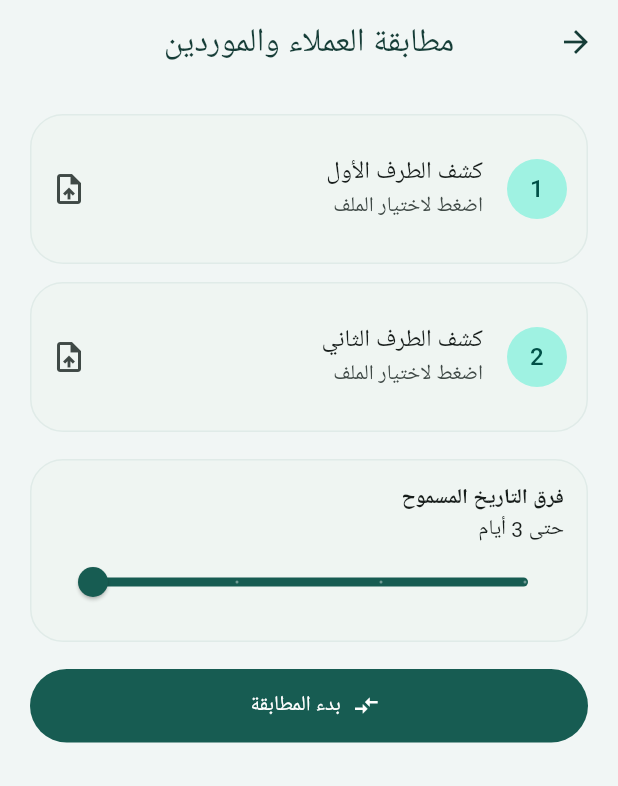
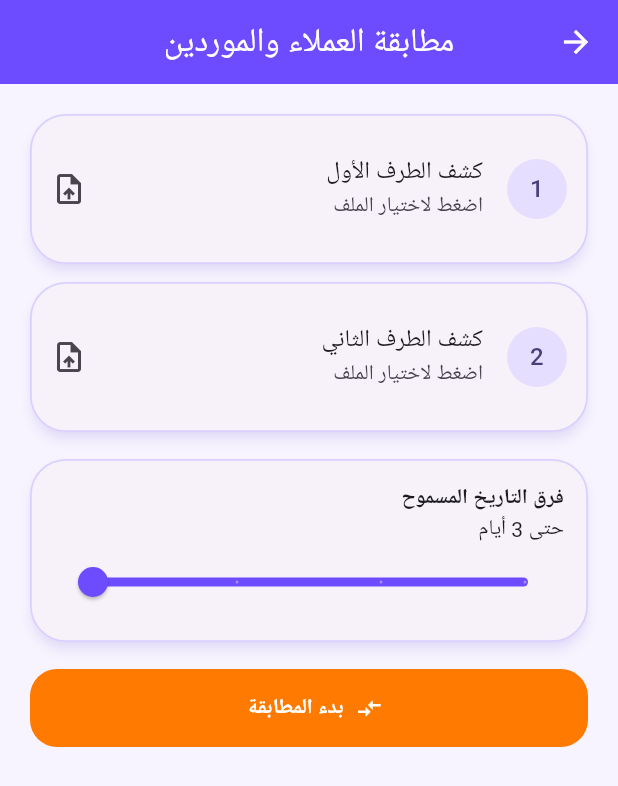
Before and after one commit to aljwaal1/Matching, a Flutter app: the screen it shows after launch, after a tap on "مطابقة العملاء والموردين", on a phone screen of 412 x 824 dp. Shown: the top 786 px of the screen. Run offline on Flutter 3.47's test engine with Material 3 defaults, Android fonts, the phone set to English and light mode, and no system bars; our stand-ins replace csv, file_picker, pdf, share_plus, shared_preferences; missing offline and left inert: excel, syncfusion_flutter_pdf.

Commit message:
feat: review columns for both statements with vivid UI

```diff
--- a/lib/main.dart
+++ b/lib/main.dart
@@ -27,36 +27,54 @@ class MatchingApp extends StatelessWidget {
         theme: ThemeData(
           useMaterial3: true,
           colorScheme: ColorScheme.fromSeed(
-            seedColor: const Color(0xFF175C52),
-            primary: const Color(0xFF175C52),
-            secondary: const Color(0xFFD79A24),
+            seedColor: const Color(0xFF6D4CFF),
+            primary: const Color(0xFF6D4CFF),
+            secondary: const Color(0xFFFF7A00),
+            tertiary: const Color(0xFF00C2A8),
             surface: Colors.white,
           ),
-          scaffoldBackgroundColor: const Color(0xFFF1F6F5),
+          scaffoldBackgroundColor: const Color(0xFFF7F4FF),
           cardTheme: CardThemeData(
-            elevation: 0,
+            elevation: 3,
+            shadowColor: const Color(0x336D4CFF),
             margin: EdgeInsets.zero,
             shape: RoundedRectangleBorder(
-              borderRadius: BorderRadius.all(Radius.circular(22)),
-              side: BorderSide(color: Color(0xFFE0EBE8)),
+              borderRadius: BorderRadius.all(Radius.circular(24)),
+              side: BorderSide(color: Color(0xFFD9D0FF), width: 1.2),
             ),
           ),
           appBarTheme: const AppBarTheme(
             centerTitle: true,
-            backgroundColor: Color(0xFFF1F6F5),
-            foregroundColor: Color(0xFF163D37),
+            backgroundColor: Color(0xFF6D4CFF),
+            foregroundColor: Colors.white,
             elevation: 0,
+          ),
+          filledButtonTheme: FilledButtonThemeData(
+            style: FilledButton.styleFrom(
+              backgroundColor: const Color(0xFFFF7A00),
+              foregroundColor: Colors.white,
+              minimumSize: const Size.fromHeight(52),
+              shape: RoundedRectangleBorder(
+                borderRadius: BorderRadius.circular(18),
+              ),
+              textStyle: const TextStyle(fontWeight: FontWeight.bold),
+            ),
           ),
           inputDecorationTheme: InputDecorationTheme(
             filled: true,
             fillColor: Colors.white,
+            labelStyle: const TextStyle(color: Color(0xFF5137CC)),
             border: OutlineInputBorder(
-              borderRadius: BorderRadius.circular(16),
-              borderSide: const BorderSide(color: Color(0xFFD8E5E2)),
+              borderRadius: BorderRadius.circular(18),
+              borderSide: const BorderSide(color: Color(0xFFCFC4FF)),
             ),
             enabledBorder: OutlineInputBorder(
-              borderRadius: BorderRadius.circular(16),
-              borderSide: const BorderSide(color: Color(0xFFD8E5E2)),
+              borderRadius: BorderRadius.circular(18),
+              borderSide: const BorderSide(color: Color(0xFFCFC4FF)),
+            ),
+            focusedBorder: OutlineInputBorder(
+              borderRadius: BorderRadius.circular(18),
+              borderSide: const BorderSide(color: Color(0xFF00B8D9), width: 2),
             ),
           ),
         ),
@@ -187,7 +205,11 @@ class _SetupScreenState extends State<SetupScreen> {
         fileName: file.name,
         bytes: bytes,
       );
-      var mapping = prepared.suggestedMapping ?? await _askMapping(prepared);
+      var mapping = await _askMapping(
+        prepared,
+        initial: prepared.suggestedMapping,
+        statementLabel: first ? 'الكشف الأول' : 'الكشف الثاني',
+      );
       if (mapping == null) return;
 
       final usesDirectAmount = mapping.amount != null &&
@@ -340,14 +362,19 @@ class _SetupScreenState extends State<SetupScreen> {
     );
   }
 
-  Future<ColumnMapping?> _askMapping(PreparedStatement prepared) async {
-    int? date;
-    int? document;
-    int? amount;
-    int? debit;
-    int? credit;
-    int? description;
-    var directAmountRule = DirectAmountRule.unknown;
+  Future<ColumnMapping?> _askMapping(
+    PreparedStatement prepared, {
+    ColumnMapping? initial,
+    required String statementLabel,
+  }) async {
+    int? date = initial?.date;
+    int? document = initial?.document;
+    int? amount = initial?.amount;
+    int? debit = initial?.debit;
+    int? credit = initial?.credit;
+    int? description = initial?.description;
+    var directAmountRule =
+        initial?.directAmountRule ?? DirectAmountRule.unknown;
 
     return showDialog<ColumnMapping>(
       context: context,
@@ -383,10 +410,33 @@ class _SetupScreenState extends State<SetupScreen> {
               );
 
           return AlertDialog(
-            title: const Text('تحديد الأعمدة يدويًا'),
+            title: Row(
+              children: [
+                const CircleAvatar(
+                  backgroundColor: Color(0xFFE8E2FF),
+                  child: Icon(Icons.view_column_rounded, color: Color(0xFF6D4CFF)),
+                ),
+                const SizedBox(width: 12),
+                Expanded(child: Text('مراجعة أعمدة $statementLabel')),
+              ],
+            ),
             content: SingleChildScrollView(
               child: Column(
+                crossAxisAlignment: CrossAxisAlignment.stretch,
                 children: [
+                  Container(
+                    padding: const EdgeInsets.all(12),
+                    decoration: BoxDecoration(
+                      color: const Color(0xFFFFF0E3),
+                      borderRadius: BorderRadius.circular(16),
+                      border: Border.all(color: const Color(0xFFFFB36B)),
+                    ),
+                    child: const Text(
+                      'راجع الاختيارات المقترحة وعدّل أي عمود قبل اعتماد الكشف.',
+                      style: TextStyle(fontWeight: FontWeight.bold),
+                    ),
+                  ),
+                  const SizedBox(height: 14),
                   field(
                     'عمود التاريخ',
                     date,
@@ -465,7 +515,7 @@ class _SetupScreenState extends State<SetupScreen> {
                             directAmountRule: directAmountRule,
                           ),
                         ),
-                child: const Text('اعتماد'),
+                child: const Text('اعتماد أعمدة الكشف'),
               ),
             ],
           );
```
